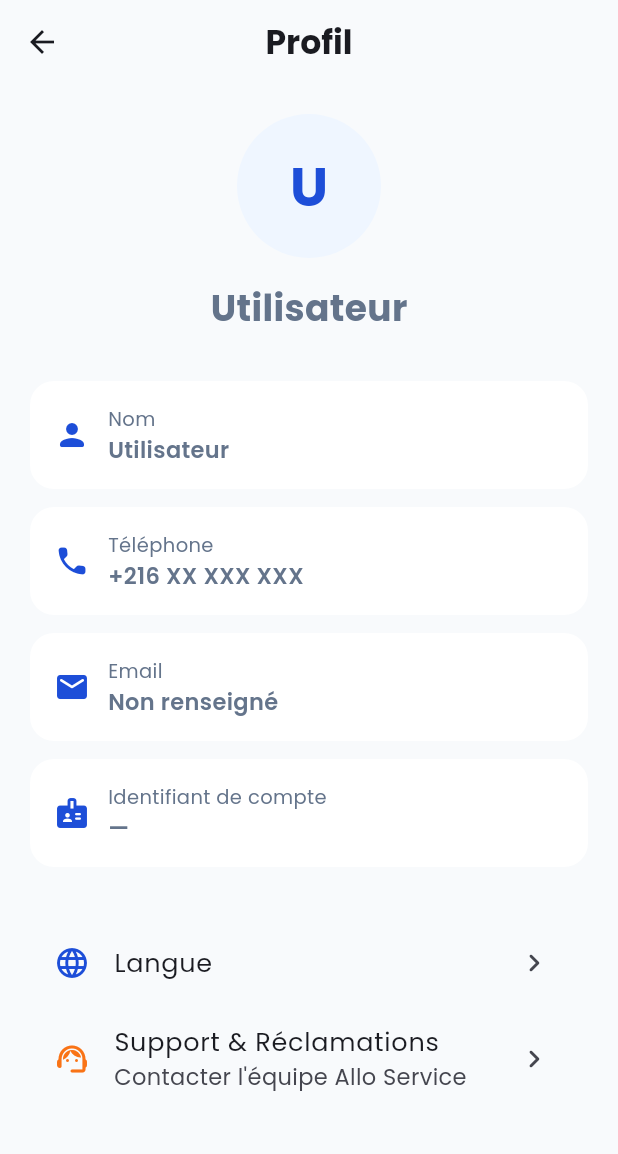
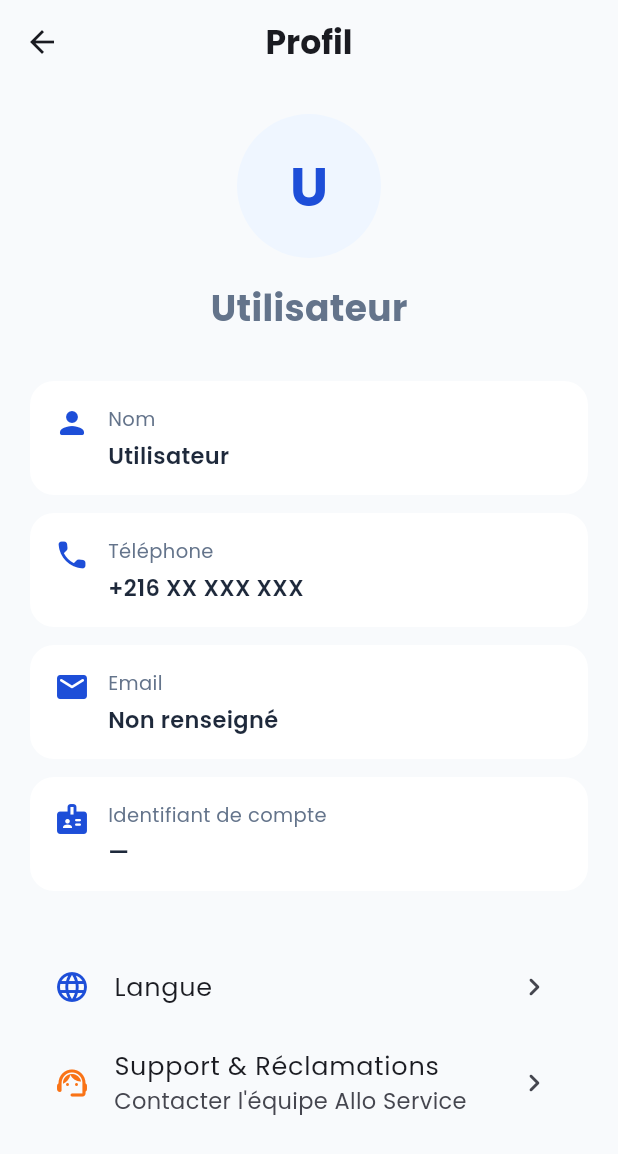
Before and after one commit to feresneifer2-oss/allo_service_pro, a Flutter app: the CustomerProfileScreen screen opened directly, on a phone screen of 412 x 824 dp. Shown: the top 1154 px of the screen. Run offline on Flutter 3.47's test engine with Material 3 defaults, Android fonts, the light colour scheme and no system bars.

Commit message:
refactor: extract shared PrimaryActionButton, InitialsAvatar, and InfoTile widgets

```diff
--- a/lib/features/profile/presentation/customer_profile_screen.dart
+++ b/lib/features/profile/presentation/customer_profile_screen.dart
@@ -9,6 +9,8 @@ import 'package:allo_service_pro/features/requests/application/request_store.dar
 import 'package:allo_service_pro/features/requests/models/service_request.dart';
 import 'package:allo_service_pro/features/support/presentation/support_screen.dart';
 import 'package:allo_service_pro/shared/app_locale.dart' show appLocale, tr;
+import 'package:allo_service_pro/shared/widgets/info_tile.dart';
+import 'package:allo_service_pro/shared/widgets/initials_avatar.dart';
 
 class MessagesListScreen extends StatelessWidget {
   const MessagesListScreen({super.key});
@@ -58,13 +60,10 @@ class MessagesListScreen extends StatelessWidget {
                   shape: RoundedRectangleBorder(
                       borderRadius: BorderRadius.circular(16)),
                   tileColor: Colors.white,
-                  leading: CircleAvatar(
+                  leading: InitialsAvatar(
+                    name: r.professionalName,
                     backgroundColor: AppColors.primarySurface,
-                    child: Text(
-                        (r.professionalName.trim().isNotEmpty
-                            ? r.professionalName.trim()[0]
-                            : '?'),
-                        style: const TextStyle(color: AppColors.primary)),
+                    textStyle: const TextStyle(color: AppColors.primary),
                   ),
                   title: Text(r.professionalName,
                       style: const TextStyle(fontWeight: FontWeight.w700)),
@@ -116,9 +115,6 @@ class CustomerProfileScreen extends StatelessWidget {
         final accountId = (user?.id.trim().isNotEmpty ?? false)
             ? user!.id.trim()
             : '—';
-        // Garde-fou : évite un RangeError si le nom est vide ou blanc.
-        final avatarInitial =
-            (name.trim().isNotEmpty ? name.trim()[0] : '?').toUpperCase();
 
         return Scaffold(
           backgroundColor: AppColors.background,
@@ -130,16 +126,14 @@ class CustomerProfileScreen extends StatelessWidget {
               padding: const EdgeInsets.all(20),
               children: [
                 Center(
-                  child: CircleAvatar(
+                  child: InitialsAvatar(
+                    name: name,
                     radius: 48,
                     backgroundColor: AppColors.primarySurface,
-                    child: Text(
-                      avatarInitial,
-                      style: const TextStyle(
-                          fontSize: 36,
-                          color: AppColors.primary,
-                          fontWeight: FontWeight.bold),
-                    ),
+                    textStyle: const TextStyle(
+                        fontSize: 36,
+                        color: AppColors.primary,
+                        fontWeight: FontWeight.bold),
                   ),
                 ),
                 const SizedBox(height: 16),
@@ -149,15 +143,26 @@ class CustomerProfileScreen extends StatelessWidget {
                           fontSize: 24, fontWeight: FontWeight.w800)),
                 ),
                 const SizedBox(height: 32),
-                _ProfileTile(Icons.person_rounded,
-                    tr(context, fr: 'Nom', ar: 'الاسم'), name),
-                _ProfileTile(Icons.phone_rounded,
-                    tr(context, fr: 'Téléphone', ar: 'الهاتف'), phone),
-                _ProfileTile(Icons.email_rounded,
-                    tr(context, fr: 'Email', ar: 'البريد الإلكتروني'), email),
-                _ProfileTile(Icons.badge_rounded,
-                    tr(context, fr: 'Identifiant de compte', ar: 'معرّف الحساب'),
-                    accountId),
+                InfoTile(
+                  icon: Icons.person_rounded,
+                  label: tr(context, fr: 'Nom', ar: 'الاسم'),
+                  value: name,
+                ),
+                InfoTile(
+                  icon: Icons.phone_rounded,
+                  label: tr(context, fr: 'Téléphone', ar: 'الهاتف'),
+                  value: phone,
+                ),
+                InfoTile(
+                  icon: Icons.email_rounded,
+                  label: tr(context, fr: 'Email', ar: 'البريد الإلكتروني'),
+                  value: email,
+                ),
+                InfoTile(
+                  icon: Icons.badge_rounded,
+                  label: tr(context, fr: 'Identifiant de compte', ar: 'معرّف الحساب'),
+                  value: accountId,
+                ),
                 const SizedBox(height: 24),
                 ListTile(
                   leading: const Icon(Icons.language_rounded,
@@ -217,41 +222,3 @@ class CustomerProfileScreen extends StatelessWidget {
     );
   }
 }
-
-class _ProfileTile extends StatelessWidget {
-  const _ProfileTile(this.icon, this.label, this.value);
-
-  final IconData icon;
-  final String label;
-  final String value;
-
-  @override
-  Widget build(BuildContext context) {
-    return Container(
-      margin: const EdgeInsets.only(bottom: 12),
-      padding: const EdgeInsets.all(16),
-      decoration: BoxDecoration(
-        color: Colors.white,
-        borderRadius: BorderRadius.circular(16),
-      ),
-      child: Row(
-        children: [
-          Icon(icon, color: AppColors.primary),
-          const SizedBox(width: 12),
-          Expanded(
-            child: Column(
-              crossAxisAlignment: CrossAxisAlignment.start,
-              children: [
-                Text(label,
-                    style: const TextStyle(
-                        color: AppColors.textSecondary, fontSize: 13)),
-                Text(value,
-                    style: const TextStyle(fontWeight: FontWeight.w600)),
-              ],
-            ),
-          ),
-        ],
-      ),
-    );
-  }
-}
--- /dev/null
+++ b/lib/shared/widgets/info_tile.dart
@@ -0,0 +1,77 @@
+import 'package:flutter/material.dart';
+
+import 'package:allo_service_pro/core/theme/app_colors.dart';
+
+/// Visual density of an [InfoTile].
+enum InfoTileVariant {
+  /// White card on light backgrounds (e.g. customer profile).
+  light,
+
+  /// Slate card on dark backgrounds (e.g. request detail).
+  dark,
+}
+
+/// Icon + label + value row rendered inside a rounded card.
+///
+/// Unifies the private `_ProfileTile` / `_InfoCard` copies previously
+/// duplicated across profile and request screens.
+class InfoTile extends StatelessWidget {
+  const InfoTile({
+    super.key,
+    required this.icon,
+    required this.label,
+    required this.value,
+    this.variant = InfoTileVariant.light,
+  });
+
+  final IconData icon;
+  final String label;
+  final String value;
+  final InfoTileVariant variant;
+
+  @override
+  Widget build(BuildContext context) {
+    final bool isDark = variant == InfoTileVariant.dark;
+
+    final Color cardColor =
+        isDark ? const Color(0xFF1E293B) : Colors.white;
+    final Color labelColor =
+        isDark ? const Color(0xFF94A3B8) : AppColors.textSecondary;
+    final Color valueColor = isDark ? Colors.white : AppColors.textPrimary;
+
+    return Container(
+      margin: const EdgeInsets.only(bottom: 12),
+      padding: const EdgeInsets.all(16),
+      decoration: BoxDecoration(
+        color: cardColor,
+        borderRadius: BorderRadius.circular(16),
+      ),
+      child: Row(
+        crossAxisAlignment: CrossAxisAlignment.start,
+        children: [
+          Icon(icon, color: AppColors.primary),
+          const SizedBox(width: 12),
+          Expanded(
+            child: Column(
+              crossAxisAlignment: CrossAxisAlignment.start,
+              children: [
+                Text(
+                  label,
+                  style: TextStyle(color: labelColor, fontSize: 13),
+                ),
+                const SizedBox(height: 4),
+                Text(
+                  value,
+                  style: TextStyle(
+                    color: valueColor,
+                    fontWeight: FontWeight.w600,
+                  ),
+                ),
+              ],
+            ),
+          ),
+        ],
+      ),
+    );
+  }
+}
--- /dev/null
+++ b/lib/shared/widgets/initials_avatar.dart
@@ -0,0 +1,48 @@
+import 'package:flutter/material.dart';
+
+import 'package:allo_service_pro/core/theme/app_colors.dart';
+
+/// Avatar showing the uppercased first character of [name].
+///
+/// Null/empty/whitespace-only names safely fall back to `?` instead of
+/// throwing a RangeError — centralizes the guard previously copy-pasted
+/// across profile, messaging and search screens.
+class InitialsAvatar extends StatelessWidget {
+  const InitialsAvatar({
+    super.key,
+    required this.name,
+    this.radius = 24,
+    this.backgroundColor = AppColors.primarySurface,
+    this.textStyle,
+  });
+
+  final String name;
+  final double radius;
+  final Color? backgroundColor;
+
+  /// Optional full override; defaults to a bold label sized relative to
+  /// [radius] using the theme's on-surface color.
+  final TextStyle? textStyle;
+
+  String get _initial {
+    final trimmed = name.trim();
+    return (trimmed.isNotEmpty ? trimmed[0] : '?').toUpperCase();
+  }
+
+  @override
+  Widget build(BuildContext context) {
+    return CircleAvatar(
+      radius: radius,
+      backgroundColor: backgroundColor,
+      child: Text(
+        _initial,
+        style: (textStyle ??
+                TextStyle(
+                  fontSize: radius * .75,
+                  fontWeight: FontWeight.w700,
+                ))
+            .copyWith(),
+      ),
+    );
+  }
+}
```
Also changed, not shown: lib/features/auth/presentation/otp_screen.dart (+4 -6 lines), lib/features/requests/presentation/request_detail_screen.dart (+17 -68 lines), lib/features/search/presentation/professional_search_screen.dart (+14 -24 lines), lib/shared/widgets/primary_action_button.dart (added, +66 -0 lines).
